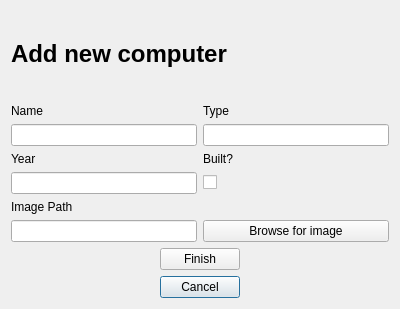
This is editcomputerdialog.ui in DORB/Verkur3GUI as Qt 5 draws it before an edit. The edited form follows.
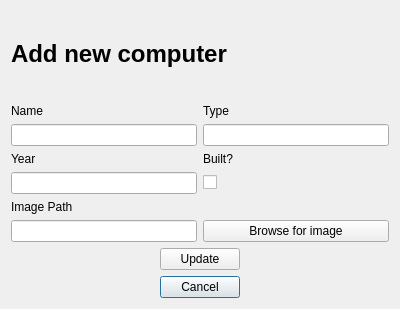
This is the edited form.

Commit message: Breytti 'Finish' í 'Update'

The edit to the form file:
```diff
--- a/editcomputerdialog.ui
+++ b/editcomputerdialog.ui
@@ -101,7 +101,7 @@
         </size>
        </property>
        <property name="text">
-        <string>Finish</string>
+        <string>Update</string>
        </property>
       </widget>
      </item>
```
The commit also changes 1 other file.
